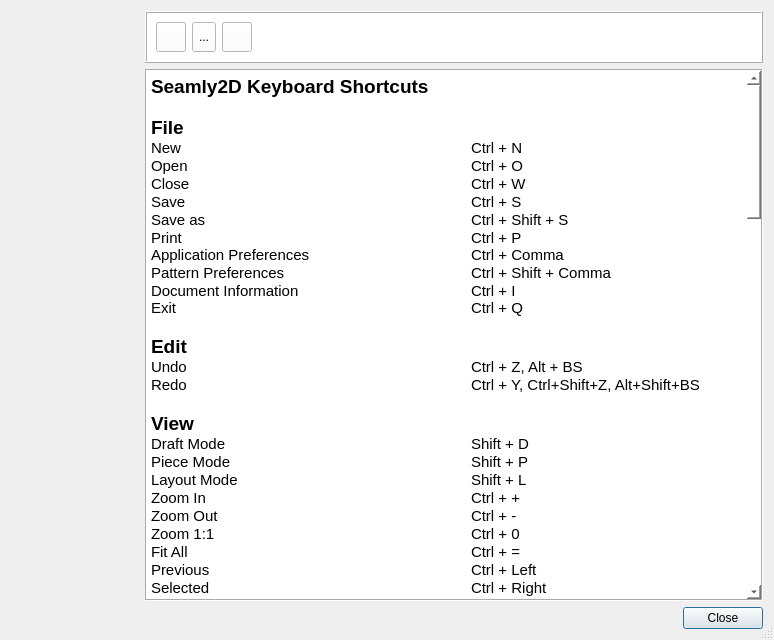
Above: src/app/seamly2d/dialogs/shortcuts_dialog.ui from FashionFreedom/Seamly2D before the change. Below: the same form after it.
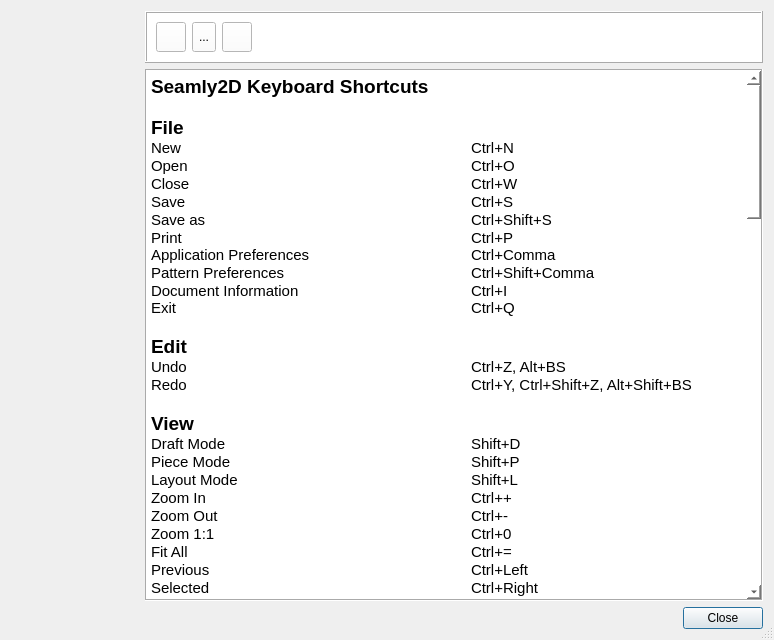
That is the form after the change. Icons and pictures are not drawn.

The edit to the form file:
```diff
--- a/src/app/seamly2d/dialogs/shortcuts_dialog.ui
+++ b/src/app/seamly2d/dialogs/shortcuts_dialog.ui
@@ -329,34 +329,34 @@
 &lt;p style=&quot; margin-top:0px; margin-bottom:0px; margin-left:0px; margin-right:0px; -qt-block-indent:0; text-indent:0px;&quot;&gt;&lt;span style=&quot; font-size:14pt; font-weight:600;&quot;&gt;Seamly2D Keyboard Shortcuts&lt;/span&gt;&lt;/p&gt;
 &lt;p style=&quot; margin-top:0px; margin-bottom:0px; margin-left:0px; margin-right:0px; -qt-block-indent:0; text-indent:0px;&quot;&gt;&lt;span style=&quot; font-size:11pt;&quot;&gt;		&lt;/span&gt;&lt;/p&gt;
 &lt;p style=&quot; margin-top:0px; margin-bottom:0px; margin-left:0px; margin-right:0px; -qt-block-indent:0; text-indent:0px;&quot;&gt;&lt;span style=&quot; font-size:14pt; font-weight:600;&quot;&gt;File&lt;/span&gt;&lt;span style=&quot; font-size:11pt;&quot;&gt;		&lt;/span&gt;&lt;/p&gt;
-&lt;p style=&quot; margin-top:0px; margin-bottom:0px; margin-left:0px; margin-right:0px; -qt-block-indent:0; text-indent:0px;&quot;&gt;&lt;span style=&quot; font-size:11pt;&quot;&gt;New				Ctrl + N		&lt;/span&gt;&lt;/p&gt;
-&lt;p style=&quot; margin-top:0px; margin-bottom:0px; margin-left:0px; margin-right:0px; -qt-block-indent:0; text-indent:0px;&quot;&gt;&lt;span style=&quot; font-size:11pt;&quot;&gt;Open				Ctrl + O		&lt;/span&gt;&lt;/p&gt;
-&lt;p style=&quot; margin-top:0px; margin-bottom:0px; margin-left:0px; margin-right:0px; -qt-block-indent:0; text-indent:0px;&quot;&gt;&lt;span style=&quot; font-size:11pt;&quot;&gt;Close				Ctrl + W		&lt;/span&gt;&lt;/p&gt;
-&lt;p style=&quot; margin-top:0px; margin-bottom:0px; margin-left:0px; margin-right:0px; -qt-block-indent:0; text-indent:0px;&quot;&gt;&lt;span style=&quot; font-size:11pt;&quot;&gt;Save				Ctrl + S		&lt;/span&gt;&lt;/p&gt;
-&lt;p style=&quot; margin-top:0px; margin-bottom:0px; margin-left:0px; margin-right:0px; -qt-block-indent:0; text-indent:0px;&quot;&gt;&lt;span style=&quot; font-size:11pt;&quot;&gt;Save as				Ctrl + Shift + S		&lt;/span&gt;&lt;/p&gt;
-&lt;p style=&quot; margin-top:0px; margin-bottom:0px; margin-left:0px; margin-right:0px; -qt-block-indent:0; text-indent:0px;&quot;&gt;&lt;span style=&quot; font-size:11pt;&quot;&gt;Print				Ctrl + P&lt;br /&gt;Application Preferences			Ctrl + Comma		&lt;/span&gt;&lt;/p&gt;
-&lt;p style=&quot; margin-top:0px; margin-bottom:0px; margin-left:0px; margin-right:0px; -qt-block-indent:0; text-indent:0px;&quot;&gt;&lt;span style=&quot; font-size:11pt;&quot;&gt;Pattern Preferences			Ctrl + Shift + Comma&lt;/span&gt;&lt;/p&gt;
-&lt;p style=&quot; margin-top:0px; margin-bottom:0px; margin-left:0px; margin-right:0px; -qt-block-indent:0; text-indent:0px;&quot;&gt;&lt;span style=&quot; font-size:11pt;&quot;&gt;Document Information			Ctrl + I&lt;br /&gt;Exit				Ctrl + Q&lt;/span&gt;&lt;/p&gt;
+&lt;p style=&quot; margin-top:0px; margin-bottom:0px; margin-left:0px; margin-right:0px; -qt-block-indent:0; text-indent:0px;&quot;&gt;&lt;span style=&quot; font-size:11pt;&quot;&gt;New				Ctrl+N		&lt;/span&gt;&lt;/p&gt;
+&lt;p style=&quot; margin-top:0px; margin-bottom:0px; margin-left:0px; margin-right:0px; -qt-block-indent:0; text-indent:0px;&quot;&gt;&lt;span style=&quot; font-size:11pt;&quot;&gt;Open				Ctrl+O		&lt;/span&gt;&lt;/p&gt;
+&lt;p style=&quot; margin-top:0px; margin-bottom:0px; margin-left:0px; margin-right:0px; -qt-block-indent:0; text-indent:0px;&quot;&gt;&lt;span style=&quot; font-size:11pt;&quot;&gt;Close				Ctrl+W		&lt;/span&gt;&lt;/p&gt;
+&lt;p style=&quot; margin-top:0px; margin-bottom:0px; margin-left:0px; margin-right:0px; -qt-block-indent:0; text-indent:0px;&quot;&gt;&lt;span style=&quot; font-size:11pt;&quot;&gt;Save				Ctrl+S		&lt;/span&gt;&lt;/p&gt;
+&lt;p style=&quot; margin-top:0px; margin-bottom:0px; margin-left:0px; margin-right:0px; -qt-block-indent:0; text-indent:0px;&quot;&gt;&lt;span style=&quot; font-size:11pt;&quot;&gt;Save as				Ctrl+Shift+S		&lt;/span&gt;&lt;/p&gt;
+&lt;p style=&quot; margin-top:0px; margin-bottom:0px; margin-left:0px; margin-right:0px; -qt-block-indent:0; text-indent:0px;&quot;&gt;&lt;span style=&quot; font-size:11pt;&quot;&gt;Print				Ctrl+P&lt;br /&gt;Application Preferences			Ctrl+Comma		&lt;/span&gt;&lt;/p&gt;
+&lt;p style=&quot; margin-top:0px; margin-bottom:0px; margin-left:0px; margin-right:0px; -qt-block-indent:0; text-indent:0px;&quot;&gt;&lt;span style=&quot; font-size:11pt;&quot;&gt;Pattern Preferences			Ctrl+Shift+Comma&lt;/span&gt;&lt;/p&gt;
+&lt;p style=&quot; margin-top:0px; margin-bottom:0px; margin-left:0px; margin-right:0px; -qt-block-indent:0; text-indent:0px;&quot;&gt;&lt;span style=&quot; font-size:11pt;&quot;&gt;Document Information			Ctrl+I&lt;br /&gt;Exit				Ctrl+Q&lt;/span&gt;&lt;/p&gt;
 &lt;p style=&quot; margin-top:0px; margin-bottom:0px; margin-left:0px; margin-right:0px; -qt-block-indent:0; text-indent:0px;&quot;&gt;&lt;span style=&quot; font-size:11pt;&quot;&gt;		&lt;/span&gt;&lt;/p&gt;
 &lt;p style=&quot; margin-top:0px; margin-bottom:0px; margin-left:0px; margin-right:0px; -qt-block-indent:0; text-indent:0px;&quot;&gt;&lt;span style=&quot; font-size:14pt; font-weight:600;&quot;&gt;Edit&lt;/span&gt;&lt;span style=&quot; font-size:11pt;&quot;&gt;		&lt;/span&gt;&lt;/p&gt;
-&lt;p style=&quot; margin-top:0px; margin-bottom:0px; margin-left:0px; margin-right:0px; -qt-block-indent:0; text-indent:0px;&quot;&gt;&lt;span style=&quot; font-size:11pt;&quot;&gt;Undo				Ctrl + Z, Alt + BS	&lt;/span&gt;&lt;/p&gt;
-&lt;p style=&quot; margin-top:0px; margin-bottom:0px; margin-left:0px; margin-right:0px; -qt-block-indent:0; text-indent:0px;&quot;&gt;&lt;span style=&quot; font-size:11pt;&quot;&gt;Redo				Ctrl + Y, Ctrl+Shift+Z, Alt+Shift+BS&lt;/span&gt;&lt;/p&gt;
+&lt;p style=&quot; margin-top:0px; margin-bottom:0px; margin-left:0px; margin-right:0px; -qt-block-indent:0; text-indent:0px;&quot;&gt;&lt;span style=&quot; font-size:11pt;&quot;&gt;Undo				Ctrl+Z, Alt+BS	&lt;/span&gt;&lt;/p&gt;
+&lt;p style=&quot; margin-top:0px; margin-bottom:0px; margin-left:0px; margin-right:0px; -qt-block-indent:0; text-indent:0px;&quot;&gt;&lt;span style=&quot; font-size:11pt;&quot;&gt;Redo				Ctrl+Y, Ctrl+Shift+Z, Alt+Shift+BS&lt;/span&gt;&lt;/p&gt;
 &lt;p style=&quot; margin-top:0px; margin-bottom:0px; margin-left:0px; margin-right:0px; -qt-block-indent:0; text-indent:0px;&quot;&gt;&lt;span style=&quot; font-size:11pt;&quot;&gt;		&lt;/span&gt;&lt;/p&gt;
 &lt;p style=&quot; margin-top:0px; margin-bottom:0px; margin-left:0px; margin-right:0px; -qt-block-indent:0; text-indent:0px;&quot;&gt;&lt;span style=&quot; font-size:14pt; font-weight:600;&quot;&gt;View&lt;/span&gt;&lt;span style=&quot; font-size:11pt;&quot;&gt;		&lt;/span&gt;&lt;/p&gt;
-&lt;p style=&quot; margin-top:0px; margin-bottom:0px; margin-left:0px; margin-right:0px; -qt-block-indent:0; text-indent:0px;&quot;&gt;&lt;span style=&quot; font-size:11pt;&quot;&gt;Draft Mode				Shift + D		&lt;/span&gt;&lt;/p&gt;
-&lt;p style=&quot; margin-top:0px; margin-bottom:0px; margin-left:0px; margin-right:0px; -qt-block-indent:0; text-indent:0px;&quot;&gt;&lt;span style=&quot; font-size:11pt;&quot;&gt;Piece Mode				Shift + P		&lt;/span&gt;&lt;/p&gt;
-&lt;p style=&quot; margin-top:0px; margin-bottom:0px; margin-left:0px; margin-right:0px; -qt-block-indent:0; text-indent:0px;&quot;&gt;&lt;span style=&quot; font-size:11pt;&quot;&gt;Layout Mode			Shift + L		&lt;/span&gt;&lt;/p&gt;
-&lt;p style=&quot; margin-top:0px; margin-bottom:0px; margin-left:0px; margin-right:0px; -qt-block-indent:0; text-indent:0px;&quot;&gt;&lt;span style=&quot; font-size:11pt;&quot;&gt;Zoom In				Ctrl + +		&lt;/span&gt;&lt;/p&gt;
-&lt;p style=&quot; margin-top:0px; margin-bottom:0px; margin-left:0px; margin-right:0px; -qt-block-indent:0; text-indent:0px;&quot;&gt;&lt;span style=&quot; font-size:11pt;&quot;&gt;Zoom Out				Ctrl + -		&lt;/span&gt;&lt;/p&gt;
-&lt;p style=&quot; margin-top:0px; margin-bottom:0px; margin-left:0px; margin-right:0px; -qt-block-indent:0; text-indent:0px;&quot;&gt;&lt;span style=&quot; font-size:11pt;&quot;&gt;Zoom 1:1				Ctrl + 0		&lt;/span&gt;&lt;/p&gt;
-&lt;p style=&quot; margin-top:0px; margin-bottom:0px; margin-left:0px; margin-right:0px; -qt-block-indent:0; text-indent:0px;&quot;&gt;&lt;span style=&quot; font-size:11pt;&quot;&gt;Fit All				Ctrl + =		&lt;/span&gt;&lt;/p&gt;
-&lt;p style=&quot; margin-top:0px; margin-bottom:0px; margin-left:0px; margin-right:0px; -qt-block-indent:0; text-indent:0px;&quot;&gt;&lt;span style=&quot; font-size:11pt;&quot;&gt;Previous				Ctrl + Left		&lt;/span&gt;&lt;/p&gt;
-&lt;p style=&quot; margin-top:0px; margin-bottom:0px; margin-left:0px; margin-right:0px; -qt-block-indent:0; text-indent:0px;&quot;&gt;&lt;span style=&quot; font-size:11pt;&quot;&gt;Selected				Ctrl + Right		&lt;/span&gt;&lt;/p&gt;
-&lt;p style=&quot; margin-top:0px; margin-bottom:0px; margin-left:0px; margin-right:0px; -qt-block-indent:0; text-indent:0px;&quot;&gt;&lt;span style=&quot; font-size:11pt;&quot;&gt;Area				Ctrl + A		&lt;/span&gt;&lt;/p&gt;
+&lt;p style=&quot; margin-top:0px; margin-bottom:0px; margin-left:0px; margin-right:0px; -qt-block-indent:0; text-indent:0px;&quot;&gt;&lt;span style=&quot; font-size:11pt;&quot;&gt;Draft Mode				Shift+D		&lt;/span&gt;&lt;/p&gt;
+&lt;p style=&quot; margin-top:0px; margin-bottom:0px; margin-left:0px; margin-right:0px; -qt-block-indent:0; text-indent:0px;&quot;&gt;&lt;span style=&quot; font-size:11pt;&quot;&gt;Piece Mode				Shift+P		&lt;/span&gt;&lt;/p&gt;
+&lt;p style=&quot; margin-top:0px; margin-bottom:0px; margin-left:0px; margin-right:0px; -qt-block-indent:0; text-indent:0px;&quot;&gt;&lt;span style=&quot; font-size:11pt;&quot;&gt;Layout Mode			Shift+L		&lt;/span&gt;&lt;/p&gt;
+&lt;p style=&quot; margin-top:0px; margin-bottom:0px; margin-left:0px; margin-right:0px; -qt-block-indent:0; text-indent:0px;&quot;&gt;&lt;span style=&quot; font-size:11pt;&quot;&gt;Zoom In				Ctrl++		&lt;/span&gt;&lt;/p&gt;
+&lt;p style=&quot; margin-top:0px; margin-bottom:0px; margin-left:0px; margin-right:0px; -qt-block-indent:0; text-indent:0px;&quot;&gt;&lt;span style=&quot; font-size:11pt;&quot;&gt;Zoom Out				Ctrl+-		&lt;/span&gt;&lt;/p&gt;
+&lt;p style=&quot; margin-top:0px; margin-bottom:0px; margin-left:0px; margin-right:0px; -qt-block-indent:0; text-indent:0px;&quot;&gt;&lt;span style=&quot; font-size:11pt;&quot;&gt;Zoom 1:1				Ctrl+0		&lt;/span&gt;&lt;/p&gt;
+&lt;p style=&quot; margin-top:0px; margin-bottom:0px; margin-left:0px; margin-right:0px; -qt-block-indent:0; text-indent:0px;&quot;&gt;&lt;span style=&quot; font-size:11pt;&quot;&gt;Fit All				Ctrl+=		&lt;/span&gt;&lt;/p&gt;
+&lt;p style=&quot; margin-top:0px; margin-bottom:0px; margin-left:0px; margin-right:0px; -qt-block-indent:0; text-indent:0px;&quot;&gt;&lt;span style=&quot; font-size:11pt;&quot;&gt;Previous				Ctrl+Left		&lt;/span&gt;&lt;/p&gt;
+&lt;p style=&quot; margin-top:0px; margin-bottom:0px; margin-left:0px; margin-right:0px; -qt-block-indent:0; text-indent:0px;&quot;&gt;&lt;span style=&quot; font-size:11pt;&quot;&gt;Selected				Ctrl+Right		&lt;/span&gt;&lt;/p&gt;
+&lt;p style=&quot; margin-top:0px; margin-bottom:0px; margin-left:0px; margin-right:0px; -qt-block-indent:0; text-indent:0px;&quot;&gt;&lt;span style=&quot; font-size:11pt;&quot;&gt;Area				Ctrl+A		&lt;/span&gt;&lt;/p&gt;
 &lt;p style=&quot; margin-top:0px; margin-bottom:0px; margin-left:0px; margin-right:0px; -qt-block-indent:0; text-indent:0px;&quot;&gt;&lt;span style=&quot; font-size:11pt;&quot;&gt;Pan				Z, P or Space		&lt;/span&gt;&lt;/p&gt;
 &lt;p style=&quot; margin-top:0px; margin-bottom:0px; margin-left:0px; margin-right:0px; -qt-block-indent:0; text-indent:0px;&quot;&gt;&lt;span style=&quot; font-size:11pt;&quot;&gt;Show Name Text			V, P		&lt;/span&gt;&lt;/p&gt;
-&lt;p style=&quot; margin-top:0px; margin-bottom:0px; margin-left:0px; margin-right:0px; -qt-block-indent:0; text-indent:0px;&quot;&gt;&lt;span style=&quot; font-size:11pt;&quot;&gt;Increase Text Size			Ctrl + ]		&lt;/span&gt;&lt;/p&gt;
-&lt;p style=&quot; margin-top:0px; margin-bottom:0px; margin-left:0px; margin-right:0px; -qt-block-indent:0; text-indent:0px;&quot;&gt;&lt;span style=&quot; font-size:11pt;&quot;&gt;Decrease Text Size			Ctrl + [		&lt;/span&gt;&lt;/p&gt;
+&lt;p style=&quot; margin-top:0px; margin-bottom:0px; margin-left:0px; margin-right:0px; -qt-block-indent:0; text-indent:0px;&quot;&gt;&lt;span style=&quot; font-size:11pt;&quot;&gt;Increase Text Size			Ctrl+]		&lt;/span&gt;&lt;/p&gt;
+&lt;p style=&quot; margin-top:0px; margin-bottom:0px; margin-left:0px; margin-right:0px; -qt-block-indent:0; text-indent:0px;&quot;&gt;&lt;span style=&quot; font-size:11pt;&quot;&gt;Decrease Text Size			Ctrl+[		&lt;/span&gt;&lt;/p&gt;
 &lt;p style=&quot; margin-top:0px; margin-bottom:0px; margin-left:0px; margin-right:0px; -qt-block-indent:0; text-indent:0px;&quot;&gt;&lt;span style=&quot; font-size:11pt;&quot;&gt;Use Tool Color			T		&lt;/span&gt;&lt;/p&gt;
 &lt;p style=&quot; margin-top:0px; margin-bottom:0px; margin-left:0px; margin-right:0px; -qt-block-indent:0; text-indent:0px;&quot;&gt;&lt;span style=&quot; font-size:11pt;&quot;&gt;Wireframe				V, W		&lt;/span&gt;&lt;/p&gt;
 &lt;p style=&quot; margin-top:0px; margin-bottom:0px; margin-left:0px; margin-right:0px; -qt-block-indent:0; text-indent:0px;&quot;&gt;&lt;span style=&quot; font-size:11pt;&quot;&gt;Curve Control Points			V, C		&lt;/span&gt;&lt;/p&gt;
@@ -366,57 +366,58 @@
 &lt;p style=&quot; margin-top:0px; margin-bottom:0px; margin-left:0px; margin-right:0px; -qt-block-indent:0; text-indent:0px;&quot;&gt;&lt;span style=&quot; font-size:11pt;&quot;&gt;Labels				V, L		&lt;/span&gt;&lt;/p&gt;
 &lt;p style=&quot; margin-top:0px; margin-bottom:0px; margin-left:0px; margin-right:0px; -qt-block-indent:0; text-indent:0px;&quot;&gt;&lt;span style=&quot; font-size:11pt;&quot;&gt;		&lt;/span&gt;&lt;/p&gt;
 &lt;p style=&quot; margin-top:0px; margin-bottom:0px; margin-left:0px; margin-right:0px; -qt-block-indent:0; text-indent:0px;&quot;&gt;&lt;span style=&quot; font-size:14pt; font-weight:600;&quot;&gt;Measurements&lt;/span&gt;&lt;span style=&quot; font-size:11pt;&quot;&gt;		&lt;/span&gt;&lt;/p&gt;
-&lt;p style=&quot; margin-top:0px; margin-bottom:0px; margin-left:0px; margin-right:0px; -qt-block-indent:0; text-indent:0px;&quot;&gt;&lt;span style=&quot; font-size:11pt;&quot;&gt;Open SeamlyMe			Ctrl + M		&lt;/span&gt;&lt;/p&gt;
-&lt;p style=&quot; margin-top:0px; margin-bottom:0px; margin-left:0px; margin-right:0px; -qt-block-indent:0; text-indent:0px;&quot;&gt;&lt;span style=&quot; font-size:11pt;&quot;&gt;Variables Table			Ctrl + T		&lt;/span&gt;&lt;/p&gt;
+&lt;p style=&quot; margin-top:0px; margin-bottom:0px; margin-left:0px; margin-right:0px; -qt-block-indent:0; text-indent:0px;&quot;&gt;&lt;span style=&quot; font-size:11pt;&quot;&gt;Open SeamlyMe			Ctrl+M		&lt;/span&gt;&lt;/p&gt;
+&lt;p style=&quot; margin-top:0px; margin-bottom:0px; margin-left:0px; margin-right:0px; -qt-block-indent:0; text-indent:0px;&quot;&gt;&lt;span style=&quot; font-size:11pt;&quot;&gt;Variables Table			Ctrl+T		&lt;/span&gt;&lt;/p&gt;
 &lt;p style=&quot; margin-top:0px; margin-bottom:0px; margin-left:0px; margin-right:0px; -qt-block-indent:0; text-indent:0px;&quot;&gt;&lt;span style=&quot; font-size:11pt;&quot;&gt;		&lt;/span&gt;&lt;/p&gt;
 &lt;p style=&quot; margin-top:0px; margin-bottom:0px; margin-left:0px; margin-right:0px; -qt-block-indent:0; text-indent:0px;&quot;&gt;&lt;span style=&quot; font-size:14pt; font-weight:600;&quot;&gt;Tools&lt;/span&gt;&lt;span style=&quot; font-size:11pt;&quot;&gt;		&lt;/span&gt;&lt;/p&gt;
 &lt;p style=&quot; margin-top:0px; margin-bottom:0px; margin-left:0px; margin-right:0px; -qt-block-indent:0; text-indent:0px;&quot;&gt;&lt;span style=&quot; font-size:11pt;&quot;&gt;New Draft Block			Ctrl +Shift +N		&lt;/span&gt;&lt;/p&gt;
 &lt;p style=&quot; margin-top:0px; margin-bottom:0px; margin-left:0px; margin-right:0px; -qt-block-indent:0; text-indent:0px;&quot;&gt;&lt;span style=&quot; font-size:11pt;&quot;&gt;Rename Draft Block			F2		&lt;/span&gt;&lt;/p&gt;
 &lt;p style=&quot; margin-top:0px; margin-bottom:0px; margin-left:0px; margin-right:0px; -qt-block-indent:0; text-indent:0px;&quot;&gt;&lt;span style=&quot; font-size:11pt;&quot;&gt;		&lt;/span&gt;&lt;/p&gt;
 &lt;p style=&quot; margin-top:0px; margin-bottom:0px; margin-left:0px; margin-right:0px; -qt-block-indent:0; text-indent:0px;&quot;&gt;&lt;span style=&quot; font-size:14pt; font-weight:600;&quot;&gt;Point	&lt;/span&gt;&lt;span style=&quot; font-size:11pt;&quot;&gt;	&lt;/span&gt;&lt;/p&gt;
-&lt;p style=&quot; margin-top:0px; margin-bottom:0px; margin-left:0px; margin-right:0px; -qt-block-indent:0; text-indent:0px;&quot;&gt;&lt;span style=&quot; font-size:11pt;&quot;&gt;Point at Distance and Angle		D, A		&lt;/span&gt;&lt;/p&gt;
-&lt;p style=&quot; margin-top:0px; margin-bottom:0px; margin-left:0px; margin-right:0px; -qt-block-indent:0; text-indent:0px;&quot;&gt;&lt;span style=&quot; font-size:11pt;&quot;&gt;Point at Distance along Line		L, A		&lt;/span&gt;&lt;/p&gt;
-&lt;p style=&quot; margin-top:0px; margin-bottom:0px; margin-left:0px; margin-right:0px; -qt-block-indent:0; text-indent:0px;&quot;&gt;&lt;span style=&quot; font-size:11pt;&quot;&gt;Point on Perpendicular			P, P		&lt;/span&gt;&lt;/p&gt;
-&lt;p style=&quot; margin-top:0px; margin-bottom:0px; margin-left:0px; margin-right:0px; -qt-block-indent:0; text-indent:0px;&quot;&gt;&lt;span style=&quot; font-size:11pt;&quot;&gt;Point along Bisector			P, B		&lt;/span&gt;&lt;/p&gt;
-&lt;p style=&quot; margin-top:0px; margin-bottom:0px; margin-left:0px; margin-right:0px; -qt-block-indent:0; text-indent:0px;&quot;&gt;&lt;span style=&quot; font-size:11pt;&quot;&gt;Point on Shoulder			P, S		&lt;/span&gt;&lt;/p&gt;
-&lt;p style=&quot; margin-top:0px; margin-bottom:0px; margin-left:0px; margin-right:0px; -qt-block-indent:0; text-indent:0px;&quot;&gt;&lt;span style=&quot; font-size:11pt;&quot;&gt;Intersection Point of Line and Arc		P, C		&lt;/span&gt;&lt;/p&gt;
-&lt;p style=&quot; margin-top:0px; margin-bottom:0px; margin-left:0px; margin-right:0px; -qt-block-indent:0; text-indent:0px;&quot;&gt;&lt;span style=&quot; font-size:11pt;&quot;&gt;Triangle				P, T		&lt;/span&gt;&lt;/p&gt;
-&lt;p style=&quot; margin-top:0px; margin-bottom:0px; margin-left:0px; margin-right:0px; -qt-block-indent:0; text-indent:0px;&quot;&gt;&lt;span style=&quot; font-size:11pt;&quot;&gt;Intersection Point XY from 2 Points		X, Y		&lt;/span&gt;&lt;/p&gt;
-&lt;p style=&quot; margin-top:0px; margin-bottom:0px; margin-left:0px; margin-right:0px; -qt-block-indent:0; text-indent:0px;&quot;&gt;&lt;span style=&quot; font-size:11pt;&quot;&gt;Intersection Point of Line and Perpendicular	P, L		&lt;/span&gt;&lt;/p&gt;
-&lt;p style=&quot; margin-top:0px; margin-bottom:0px; margin-left:0px; margin-right:0px; -qt-block-indent:0; text-indent:0px;&quot;&gt;&lt;span style=&quot; font-size:11pt;&quot;&gt;Intersection Point of Line and Axis		I, X		&lt;/span&gt;&lt;/p&gt;
-&lt;p style=&quot; margin-top:0px; margin-bottom:0px; margin-left:0px; margin-right:0px; -qt-block-indent:0; text-indent:0px;&quot;&gt;&lt;span style=&quot; font-size:11pt;&quot;&gt;Midpoint				M, P		&lt;/span&gt;&lt;/p&gt;
+&lt;p style=&quot; margin-top:0px; margin-bottom:0px; margin-left:0px; margin-right:0px; -qt-block-indent:0; text-indent:0px;&quot;&gt;&lt;span style=&quot; font-size:11pt;&quot;&gt;Length and Angle		 	L, A		&lt;/span&gt;&lt;/p&gt;
+&lt;p style=&quot; margin-top:0px; margin-bottom:0px; margin-left:0px; margin-right:0px; -qt-block-indent:0; text-indent:0px;&quot;&gt;&lt;span style=&quot; font-size:11pt;&quot;&gt;On Line				O, L		&lt;/span&gt;&lt;/p&gt;
+&lt;p style=&quot; margin-top:0px; margin-bottom:0px; margin-left:0px; margin-right:0px; -qt-block-indent:0; text-indent:0px;&quot;&gt;&lt;span style=&quot; font-size:11pt;&quot;&gt;On Perpendicular			O, P		&lt;/span&gt;&lt;/p&gt;
+&lt;p style=&quot; margin-top:0px; margin-bottom:0px; margin-left:0px; margin-right:0px; -qt-block-indent:0; text-indent:0px;&quot;&gt;&lt;span style=&quot; font-size:11pt;&quot;&gt;On Bisector				O, B		&lt;/span&gt;&lt;/p&gt;
+&lt;p style=&quot; margin-top:0px; margin-bottom:0px; margin-left:0px; margin-right:0px; -qt-block-indent:0; text-indent:0px;&quot;&gt;&lt;span style=&quot; font-size:11pt;&quot;&gt;Length to Line			P, S		&lt;/span&gt;&lt;/p&gt;
+&lt;p style=&quot; margin-top:0px; margin-bottom:0px; margin-left:0px; margin-right:0px; -qt-block-indent:0; text-indent:0px;&quot;&gt;&lt;span style=&quot; font-size:11pt;&quot;&gt;Intersect Arc and Line			A, L		&lt;/span&gt;&lt;/p&gt;
+&lt;p style=&quot; margin-top:0px; margin-bottom:0px; margin-left:0px; margin-right:0px; -qt-block-indent:0; text-indent:0px;&quot;&gt;&lt;span style=&quot; font-size:11pt;&quot;&gt;Intersect Axis and Triangle		X, T		&lt;/span&gt;&lt;/p&gt;
+&lt;p style=&quot; margin-top:0px; margin-bottom:0px; margin-left:0px; margin-right:0px; -qt-block-indent:0; text-indent:0px;&quot;&gt;&lt;span style=&quot; font-size:11pt;&quot;&gt;Intersect XY			X, Y		&lt;/span&gt;&lt;/p&gt;
+&lt;p style=&quot; margin-top:0px; margin-bottom:0px; margin-left:0px; margin-right:0px; -qt-block-indent:0; text-indent:0px;&quot;&gt;&lt;span style=&quot; font-size:11pt;&quot;&gt;Intersect Line and Perpendicular		L, P		&lt;/span&gt;&lt;/p&gt;
+&lt;p style=&quot; margin-top:0px; margin-bottom:0px; margin-left:0px; margin-right:0px; -qt-block-indent:0; text-indent:0px;&quot;&gt;&lt;span style=&quot; font-size:11pt;&quot;&gt;Intersect Line and Axis			L, X		&lt;/span&gt;&lt;/p&gt;
+&lt;p style=&quot; margin-top:0px; margin-bottom:0px; margin-left:0px; margin-right:0px; -qt-block-indent:0; text-indent:0px;&quot;&gt;&lt;span style=&quot; font-size:11pt;&quot;&gt;Midpoint On Line			Shift+O, Shift+L		&lt;/span&gt;&lt;/p&gt;
 &lt;p style=&quot; margin-top:0px; margin-bottom:0px; margin-left:0px; margin-right:0px; -qt-block-indent:0; text-indent:0px;&quot;&gt;&lt;span style=&quot; font-size:11pt;&quot;&gt;		&lt;/span&gt;&lt;/p&gt;
 &lt;p style=&quot; margin-top:0px; margin-bottom:0px; margin-left:0px; margin-right:0px; -qt-block-indent:0; text-indent:0px;&quot;&gt;&lt;span style=&quot; font-size:14pt; font-weight:600;&quot;&gt;Line&lt;/span&gt;&lt;span style=&quot; font-size:11pt;&quot;&gt;		&lt;/span&gt;&lt;/p&gt;
-&lt;p style=&quot; margin-top:0px; margin-bottom:0px; margin-left:0px; margin-right:0px; -qt-block-indent:0; text-indent:0px;&quot;&gt;&lt;span style=&quot; font-size:11pt;&quot;&gt;Line				Alt + L		&lt;/span&gt;&lt;/p&gt;
-&lt;p style=&quot; margin-top:0px; margin-bottom:0px; margin-left:0px; margin-right:0px; -qt-block-indent:0; text-indent:0px;&quot;&gt;&lt;span style=&quot; font-size:11pt;&quot;&gt;Intersection of Lines			I, L		&lt;/span&gt;&lt;/p&gt;
+&lt;p style=&quot; margin-top:0px; margin-bottom:0px; margin-left:0px; margin-right:0px; -qt-block-indent:0; text-indent:0px;&quot;&gt;&lt;span style=&quot; font-size:11pt;&quot;&gt;Line				Alt+L		&lt;/span&gt;&lt;/p&gt;
+&lt;p style=&quot; margin-top:0px; margin-bottom:0px; margin-left:0px; margin-right:0px; -qt-block-indent:0; text-indent:0px;&quot;&gt;&lt;span style=&quot; font-size:11pt;&quot;&gt;Point - Intersect Lines			I, L		&lt;/span&gt;&lt;/p&gt;
 &lt;p style=&quot; margin-top:0px; margin-bottom:0px; margin-left:0px; margin-right:0px; -qt-block-indent:0; text-indent:0px;&quot;&gt;&lt;span style=&quot; font-size:11pt;&quot;&gt;		&lt;/span&gt;&lt;/p&gt;
 &lt;p style=&quot; margin-top:0px; margin-bottom:0px; margin-left:0px; margin-right:0px; -qt-block-indent:0; text-indent:0px;&quot;&gt;&lt;span style=&quot; font-size:12pt; font-weight:600;&quot;&gt;Curve&lt;/span&gt;&lt;span style=&quot; font-size:11pt;&quot;&gt;		&lt;/span&gt;&lt;/p&gt;
-&lt;p style=&quot; margin-top:0px; margin-bottom:0px; margin-left:0px; margin-right:0px; -qt-block-indent:0; text-indent:0px;&quot;&gt;&lt;span style=&quot; font-size:11pt;&quot;&gt;Curve				Alt + C		&lt;/span&gt;&lt;/p&gt;
-&lt;p style=&quot; margin-top:0px; margin-bottom:0px; margin-left:0px; margin-right:0px; -qt-block-indent:0; text-indent:0px;&quot;&gt;&lt;span style=&quot; font-size:11pt;&quot;&gt;Spline				Alt + S		&lt;/span&gt;&lt;/p&gt;
-&lt;p style=&quot; margin-top:0px; margin-bottom:0px; margin-left:0px; margin-right:0px; -qt-block-indent:0; text-indent:0px;&quot;&gt;&lt;span style=&quot; font-size:11pt;&quot;&gt;Curve with Control Points		C, P		&lt;/span&gt;&lt;/p&gt;
-&lt;p style=&quot; margin-top:0px; margin-bottom:0px; margin-left:0px; margin-right:0px; -qt-block-indent:0; text-indent:0px;&quot;&gt;&lt;span style=&quot; font-size:11pt;&quot;&gt;Spline with Control Points			S, P		&lt;/span&gt;&lt;/p&gt;
-&lt;p style=&quot; margin-top:0px; margin-bottom:0px; margin-left:0px; margin-right:0px; -qt-block-indent:0; text-indent:0px;&quot;&gt;&lt;span style=&quot; font-size:11pt;&quot;&gt;Point along Curve			A, C		&lt;/span&gt;&lt;/p&gt;
-&lt;p style=&quot; margin-top:0px; margin-bottom:0px; margin-left:0px; margin-right:0px; -qt-block-indent:0; text-indent:0px;&quot;&gt;&lt;span style=&quot; font-size:11pt;&quot;&gt;Point along Spline			A, S		&lt;/span&gt;&lt;/p&gt;
-&lt;p style=&quot; margin-top:0px; margin-bottom:0px; margin-left:0px; margin-right:0px; -qt-block-indent:0; text-indent:0px;&quot;&gt;&lt;span style=&quot; font-size:11pt;&quot;&gt;Intersection Point of Curves		C, C		&lt;/span&gt;&lt;/p&gt;
-&lt;p style=&quot; margin-top:0px; margin-bottom:0px; margin-left:0px; margin-right:0px; -qt-block-indent:0; text-indent:0px;&quot;&gt;&lt;span style=&quot; font-size:11pt;&quot;&gt;Intersection Point of Curve and Axis		C, A		&lt;/span&gt;&lt;/p&gt;
+&lt;p style=&quot; margin-top:0px; margin-bottom:0px; margin-left:0px; margin-right:0px; -qt-block-indent:0; text-indent:0px;&quot;&gt;&lt;span style=&quot; font-size:11pt;&quot;&gt;Curve - Interactive			Alt+C		&lt;/span&gt;&lt;/p&gt;
+&lt;p style=&quot; margin-top:0px; margin-bottom:0px; margin-left:0px; margin-right:0px; -qt-block-indent:0; text-indent:0px;&quot;&gt;&lt;span style=&quot; font-size:11pt;&quot;&gt;Spline - Interactive			Alt+S		&lt;/span&gt;&lt;/p&gt;
+&lt;p style=&quot; margin-top:0px; margin-bottom:0px; margin-left:0px; margin-right:0px; -qt-block-indent:0; text-indent:0px;&quot;&gt;&lt;span style=&quot; font-size:11pt;&quot;&gt;Curve - Fixed 			Alt+Shift+C		&lt;/span&gt;&lt;/p&gt;
+&lt;p style=&quot; margin-top:0px; margin-bottom:0px; margin-left:0px; margin-right:0px; -qt-block-indent:0; text-indent:0px;&quot;&gt;&lt;span style=&quot; font-size:11pt;&quot;&gt;Spline - Fixed			Alt+Shift+S		&lt;/span&gt;&lt;/p&gt;
+&lt;p style=&quot; margin-top:0px; margin-bottom:0px; margin-left:0px; margin-right:0px; -qt-block-indent:0; text-indent:0px;&quot;&gt;&lt;span style=&quot; font-size:11pt;&quot;&gt;Point - On Curve			O, C		&lt;/span&gt;&lt;/p&gt;
+&lt;p style=&quot; margin-top:0px; margin-bottom:0px; margin-left:0px; margin-right:0px; -qt-block-indent:0; text-indent:0px;&quot;&gt;&lt;span style=&quot; font-size:11pt;&quot;&gt;Point - On Spline			O, S		&lt;/span&gt;&lt;/p&gt;
+&lt;p style=&quot; margin-top:0px; margin-bottom:0px; margin-left:0px; margin-right:0px; -qt-block-indent:0; text-indent:0px;&quot;&gt;&lt;span style=&quot; font-size:11pt;&quot;&gt;Point - Intersect Curves			I, C		&lt;/span&gt;&lt;/p&gt;
+&lt;p style=&quot; margin-top:0px; margin-bottom:0px; margin-left:0px; margin-right:0px; -qt-block-indent:0; text-indent:0px;&quot;&gt;&lt;span style=&quot; font-size:11pt;&quot;&gt;Point - Intersect Curve and Axis		C, X&lt;/span&gt;&lt;/p&gt;
+&lt;p style=&quot; margin-top:0px; margin-bottom:0px; margin-left:0px; margin-right:0px; -qt-block-indent:0; text-indent:0px;&quot;&gt;&lt;span style=&quot; font-size:11pt;&quot;&gt;Point - Intersect Curve and Line		C, L		&lt;/span&gt;&lt;/p&gt;
 &lt;p style=&quot; margin-top:0px; margin-bottom:0px; margin-left:0px; margin-right:0px; -qt-block-indent:0; text-indent:0px;&quot;&gt;&lt;span style=&quot; font-size:11pt;&quot;&gt;		&lt;/span&gt;&lt;/p&gt;
 &lt;p style=&quot; margin-top:0px; margin-bottom:0px; margin-left:0px; margin-right:0px; -qt-block-indent:0; text-indent:0px;&quot;&gt;&lt;span style=&quot; font-size:14pt; font-weight:600;&quot;&gt;Arc&lt;/span&gt;&lt;span style=&quot; font-size:11pt;&quot;&gt;		&lt;/span&gt;&lt;/p&gt;
-&lt;p style=&quot; margin-top:0px; margin-bottom:0px; margin-left:0px; margin-right:0px; -qt-block-indent:0; text-indent:0px;&quot;&gt;&lt;span style=&quot; font-size:11pt;&quot;&gt;Arc				Alt + A		&lt;/span&gt;&lt;/p&gt;
-&lt;p style=&quot; margin-top:0px; margin-bottom:0px; margin-left:0px; margin-right:0px; -qt-block-indent:0; text-indent:0px;&quot;&gt;&lt;span style=&quot; font-size:11pt;&quot;&gt;Point along Arc			A, A		&lt;/span&gt;&lt;/p&gt;
-&lt;p style=&quot; margin-top:0px; margin-bottom:0px; margin-left:0px; margin-right:0px; -qt-block-indent:0; text-indent:0px;&quot;&gt;&lt;span style=&quot; font-size:11pt;&quot;&gt;Intersection Point of Arc and Axis		A, X		&lt;/span&gt;&lt;/p&gt;
-&lt;p style=&quot; margin-top:0px; margin-bottom:0px; margin-left:0px; margin-right:0px; -qt-block-indent:0; text-indent:0px;&quot;&gt;&lt;span style=&quot; font-size:11pt;&quot;&gt;Intersection Point of Arcs		I, A		&lt;/span&gt;&lt;/p&gt;
-&lt;p style=&quot; margin-top:0px; margin-bottom:0px; margin-left:0px; margin-right:0px; -qt-block-indent:0; text-indent:0px;&quot;&gt;&lt;span style=&quot; font-size:11pt;&quot;&gt;Intersection Point of Circles		I, C		&lt;/span&gt;&lt;/p&gt;
-&lt;p style=&quot; margin-top:0px; margin-bottom:0px; margin-left:0px; margin-right:0px; -qt-block-indent:0; text-indent:0px;&quot;&gt;&lt;span style=&quot; font-size:11pt;&quot;&gt;Tangency Point of Circle and Tangent	C, T		&lt;/span&gt;&lt;/p&gt;
-&lt;p style=&quot; margin-top:0px; margin-bottom:0px; margin-left:0px; margin-right:0px; -qt-block-indent:0; text-indent:0px;&quot;&gt;&lt;span style=&quot; font-size:11pt;&quot;&gt;Tangency Point of Arc and Tangent		A, T		&lt;/span&gt;&lt;/p&gt;
-&lt;p style=&quot; margin-top:0px; margin-bottom:0px; margin-left:0px; margin-right:0px; -qt-block-indent:0; text-indent:0px;&quot;&gt;&lt;span style=&quot; font-size:11pt;&quot;&gt;Arc with Length			A, L		&lt;/span&gt;&lt;/p&gt;
-&lt;p style=&quot; margin-top:0px; margin-bottom:0px; margin-left:0px; margin-right:0px; -qt-block-indent:0; text-indent:0px;&quot;&gt;&lt;span style=&quot; font-size:11pt;&quot;&gt;Elliptical Arc				E, A		&lt;/span&gt;&lt;/p&gt;
+&lt;p style=&quot; margin-top:0px; margin-bottom:0px; margin-left:0px; margin-right:0px; -qt-block-indent:0; text-indent:0px;&quot;&gt;&lt;span style=&quot; font-size:11pt;&quot;&gt;Arc - Radius and Angle			Alt+A&lt;/span&gt;&lt;/p&gt;
+&lt;p style=&quot; margin-top:0px; margin-bottom:0px; margin-left:0px; margin-right:0px; -qt-block-indent:0; text-indent:0px;&quot;&gt;&lt;span style=&quot; font-size:11pt;&quot;&gt;Arc - Radius and Length			Alt+Shift+A		&lt;/span&gt;&lt;/p&gt;
+&lt;p style=&quot; margin-top:0px; margin-bottom:0px; margin-left:0px; margin-right:0px; -qt-block-indent:0; text-indent:0px;&quot;&gt;&lt;span style=&quot; font-size:11pt;&quot;&gt;Point - On Arc			O, A		&lt;/span&gt;&lt;/p&gt;
+&lt;p style=&quot; margin-top:0px; margin-bottom:0px; margin-left:0px; margin-right:0px; -qt-block-indent:0; text-indent:0px;&quot;&gt;&lt;span style=&quot; font-size:11pt;&quot;&gt;Point - Intersect Arc and Axis		A, X		&lt;/span&gt;&lt;/p&gt;
+&lt;p style=&quot; margin-top:0px; margin-bottom:0px; margin-left:0px; margin-right:0px; -qt-block-indent:0; text-indent:0px;&quot;&gt;&lt;span style=&quot; font-size:11pt;&quot;&gt;Point - Intersect Arcs			I, A		&lt;/span&gt;&lt;/p&gt;
+&lt;p style=&quot; margin-top:0px; margin-bottom:0px; margin-left:0px; margin-right:0px; -qt-block-indent:0; text-indent:0px;&quot;&gt;&lt;span style=&quot; font-size:11pt;&quot;&gt;Point - Intersect Circles			Shift+I, Shift+C		&lt;/span&gt;&lt;/p&gt;
+&lt;p style=&quot; margin-top:0px; margin-bottom:0px; margin-left:0px; margin-right:0px; -qt-block-indent:0; text-indent:0px;&quot;&gt;&lt;span style=&quot; font-size:11pt;&quot;&gt;Point - Intersect Circle and Tangent		C, T		&lt;/span&gt;&lt;/p&gt;
+&lt;p style=&quot; margin-top:0px; margin-bottom:0px; margin-left:0px; margin-right:0px; -qt-block-indent:0; text-indent:0px;&quot;&gt;&lt;span style=&quot; font-size:11pt;&quot;&gt;Point - Intersect Arc and Tangent		A, T		&lt;/span&gt;&lt;/p&gt;
+&lt;p style=&quot; margin-top:0px; margin-bottom:0px; margin-left:0px; margin-right:0px; -qt-block-indent:0; text-indent:0px;&quot;&gt;&lt;span style=&quot; font-size:11pt;&quot;&gt;Elliptical Arc				Alt+E		&lt;/span&gt;&lt;/p&gt;
 &lt;p style=&quot; margin-top:0px; margin-bottom:0px; margin-left:0px; margin-right:0px; -qt-block-indent:0; text-indent:0px;&quot;&gt;&lt;span style=&quot; font-size:11pt;&quot;&gt;		&lt;/span&gt;&lt;/p&gt;
 &lt;p style=&quot; margin-top:0px; margin-bottom:0px; margin-left:0px; margin-right:0px; -qt-block-indent:0; text-indent:0px;&quot;&gt;&lt;span style=&quot; font-size:14pt; font-weight:600;&quot;&gt;Operations	&lt;/span&gt;&lt;span style=&quot; font-size:11pt;&quot;&gt;	&lt;/span&gt;&lt;/p&gt;
 &lt;p style=&quot; margin-top:0px; margin-bottom:0px; margin-left:0px; margin-right:0px; -qt-block-indent:0; text-indent:0px;&quot;&gt;&lt;span style=&quot; font-size:11pt;&quot;&gt;Create New Group			G		&lt;/span&gt;&lt;/p&gt;
 &lt;p style=&quot; margin-top:0px; margin-bottom:0px; margin-left:0px; margin-right:0px; -qt-block-indent:0; text-indent:0px;&quot;&gt;&lt;span style=&quot; font-size:11pt;&quot;&gt;Rotation				R		&lt;/span&gt;&lt;/p&gt;
 &lt;p style=&quot; margin-top:0px; margin-bottom:0px; margin-left:0px; margin-right:0px; -qt-block-indent:0; text-indent:0px;&quot;&gt;&lt;span style=&quot; font-size:11pt;&quot;&gt;Mirror by Line			M, L		&lt;/span&gt;&lt;/p&gt;
 &lt;p style=&quot; margin-top:0px; margin-bottom:0px; margin-left:0px; margin-right:0px; -qt-block-indent:0; text-indent:0px;&quot;&gt;&lt;span style=&quot; font-size:11pt;&quot;&gt;Mirror by Axis			M, A		&lt;/span&gt;&lt;/p&gt;
-&lt;p style=&quot; margin-top:0px; margin-bottom:0px; margin-left:0px; margin-right:0px; -qt-block-indent:0; text-indent:0px;&quot;&gt;&lt;span style=&quot; font-size:11pt;&quot;&gt;Move				M, M		&lt;/span&gt;&lt;/p&gt;
+&lt;p style=&quot; margin-top:0px; margin-bottom:0px; margin-left:0px; margin-right:0px; -qt-block-indent:0; text-indent:0px;&quot;&gt;&lt;span style=&quot; font-size:11pt;&quot;&gt;Move				Alt+M		&lt;/span&gt;&lt;/p&gt;
 &lt;p style=&quot; margin-top:0px; margin-bottom:0px; margin-left:0px; margin-right:0px; -qt-block-indent:0; text-indent:0px;&quot;&gt;&lt;span style=&quot; font-size:11pt;&quot;&gt;True Darts				T, D		&lt;/span&gt;&lt;/p&gt;
 &lt;p style=&quot; margin-top:0px; margin-bottom:0px; margin-left:0px; margin-right:0px; -qt-block-indent:0; text-indent:0px;&quot;&gt;&lt;span style=&quot; font-size:11pt;&quot;&gt;Export Draft Blocks			E. D		&lt;/span&gt;&lt;/p&gt;
 &lt;p style=&quot; margin-top:0px; margin-bottom:0px; margin-left:0px; margin-right:0px; -qt-block-indent:0; text-indent:0px;&quot;&gt;&lt;span style=&quot; font-size:11pt;&quot;&gt;		&lt;/span&gt;&lt;/p&gt;
@@ -437,11 +438,11 @@
 &lt;p style=&quot; margin-top:0px; margin-bottom:0px; margin-left:0px; margin-right:0px; -qt-block-indent:0; text-indent:0px;&quot;&gt;&lt;span style=&quot; font-size:11pt;&quot;&gt;Last Tool				L		&lt;/span&gt;&lt;/p&gt;
 &lt;p style=&quot; margin-top:0px; margin-bottom:0px; margin-left:0px; margin-right:0px; -qt-block-indent:0; text-indent:0px;&quot;&gt;&lt;span style=&quot; font-size:11pt;&quot;&gt;		&lt;/span&gt;&lt;/p&gt;
 &lt;p style=&quot; margin-top:0px; margin-bottom:0px; margin-left:0px; margin-right:0px; -qt-block-indent:0; text-indent:0px;&quot;&gt;&lt;span style=&quot; font-size:14pt; font-weight:600;&quot;&gt;History&lt;/span&gt;&lt;span style=&quot; font-size:11pt;&quot;&gt;	&lt;/span&gt;&lt;/p&gt;
-&lt;p style=&quot; margin-top:0px; margin-bottom:0px; margin-left:0px; margin-right:0px; -qt-block-indent:0; text-indent:0px;&quot;&gt;&lt;span style=&quot; font-size:11pt;&quot;&gt;History				Ctrl + H		&lt;/span&gt;&lt;/p&gt;
+&lt;p style=&quot; margin-top:0px; margin-bottom:0px; margin-left:0px; margin-right:0px; -qt-block-indent:0; text-indent:0px;&quot;&gt;&lt;span style=&quot; font-size:11pt;&quot;&gt;History				Ctrl+H		&lt;/span&gt;&lt;/p&gt;
 &lt;p style=&quot; margin-top:0px; margin-bottom:0px; margin-left:0px; margin-right:0px; -qt-block-indent:0; text-indent:0px;&quot;&gt;&lt;span style=&quot; font-size:11pt;&quot;&gt;		&lt;/span&gt;&lt;/p&gt;
 &lt;p style=&quot; margin-top:0px; margin-bottom:0px; margin-left:0px; margin-right:0px; -qt-block-indent:0; text-indent:0px;&quot;&gt;&lt;span style=&quot; font-size:14pt; font-weight:600;&quot;&gt;Utilities&lt;/span&gt;&lt;/p&gt;
-&lt;p style=&quot; margin-top:0px; margin-bottom:0px; margin-left:0px; margin-right:0px; -qt-block-indent:0; text-indent:0px;&quot;&gt;&lt;span style=&quot; font-size:11pt;&quot;&gt;Calculator				Ctrl + Shift + C		&lt;/span&gt;&lt;/p&gt;
-&lt;p style=&quot; margin-top:0px; margin-bottom:0px; margin-left:0px; margin-right:0px; -qt-block-indent:0; text-indent:0px;&quot;&gt;&lt;span style=&quot; font-size:11pt;&quot;&gt;Decimal Chart			Ctrl + Shift + D&lt;br /&gt;&lt;br /&gt;&lt;/span&gt;&lt;span style=&quot; font-size:14pt; font-weight:600;&quot;&gt;Help	&lt;/span&gt;&lt;span style=&quot; font-size:11pt;&quot;&gt;	&lt;/span&gt;&lt;/p&gt;
+&lt;p style=&quot; margin-top:0px; margin-bottom:0px; margin-left:0px; margin-right:0px; -qt-block-indent:0; text-indent:0px;&quot;&gt;&lt;span style=&quot; font-size:11pt;&quot;&gt;Calculator				Ctrl+Shift+C		&lt;/span&gt;&lt;/p&gt;
+&lt;p style=&quot; margin-top:0px; margin-bottom:0px; margin-left:0px; margin-right:0px; -qt-block-indent:0; text-indent:0px;&quot;&gt;&lt;span style=&quot; font-size:11pt;&quot;&gt;Decimal Chart			Ctrl+Shift+D&lt;br /&gt;&lt;br /&gt;&lt;/span&gt;&lt;span style=&quot; font-size:14pt; font-weight:600;&quot;&gt;Help	&lt;/span&gt;&lt;span style=&quot; font-size:11pt;&quot;&gt;	&lt;/span&gt;&lt;/p&gt;
 &lt;p style=&quot; margin-top:0px; margin-bottom:0px; margin-left:0px; margin-right:0px; -qt-block-indent:0; text-indent:0px;&quot;&gt;&lt;span style=&quot; font-size:11pt;&quot;&gt;Keyboard Shortcuts			K		&lt;/span&gt;&lt;/p&gt;
 &lt;p style=&quot; margin-top:0px; margin-bottom:0px; margin-left:0px; margin-right:0px; -qt-block-indent:0; text-indent:0px;&quot;&gt;&lt;span style=&quot; font-size:11pt;&quot;&gt;&lt;br /&gt;&lt;/span&gt;&lt;/p&gt;&lt;/body&gt;&lt;/html&gt;</string>
          </property>
```
